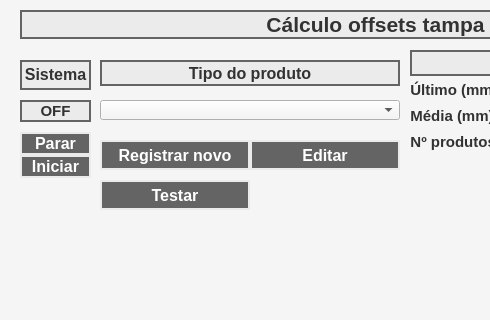
First picture: the form in src/ApplicationWindows/main_window.ui, repository gabrieldinse/package-cover-offset, before the edit; both pictures show x 0 to 490 and y 0 to 320 of the 800 by 800 pixel window.
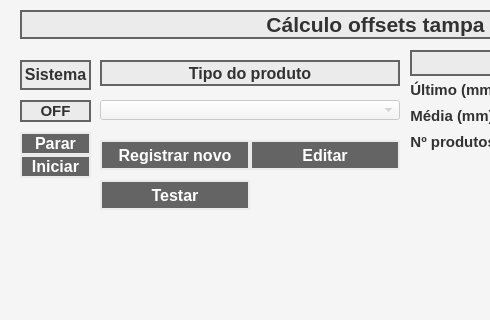
Second picture: the form after the edit.

What changed in the file:
```diff
--- a/src/ApplicationWindows/main_window.ui
+++ b/src/ApplicationWindows/main_window.ui
@@ -474,6 +474,9 @@
     </layout>
    </widget>
    <widget class="QComboBox" name="product_type_combo_box">
+    <property name="enabled">
+     <bool>false</bool>
+    </property>
     <property name="geometry">
      <rect>
       <x>100</x>
```
